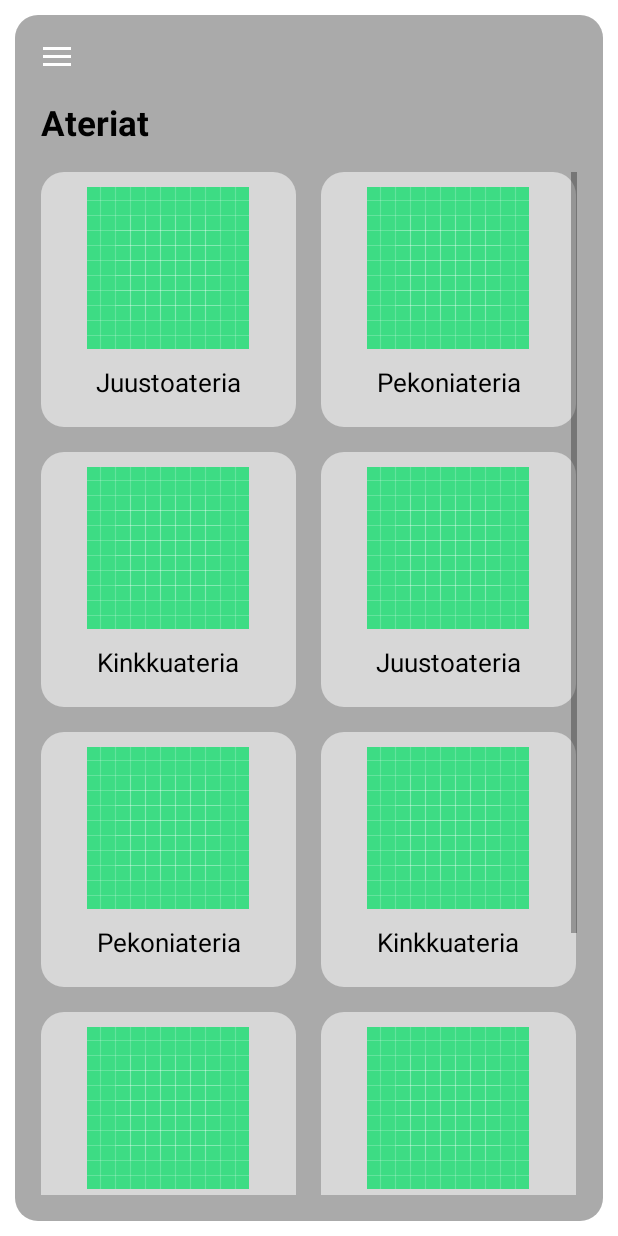
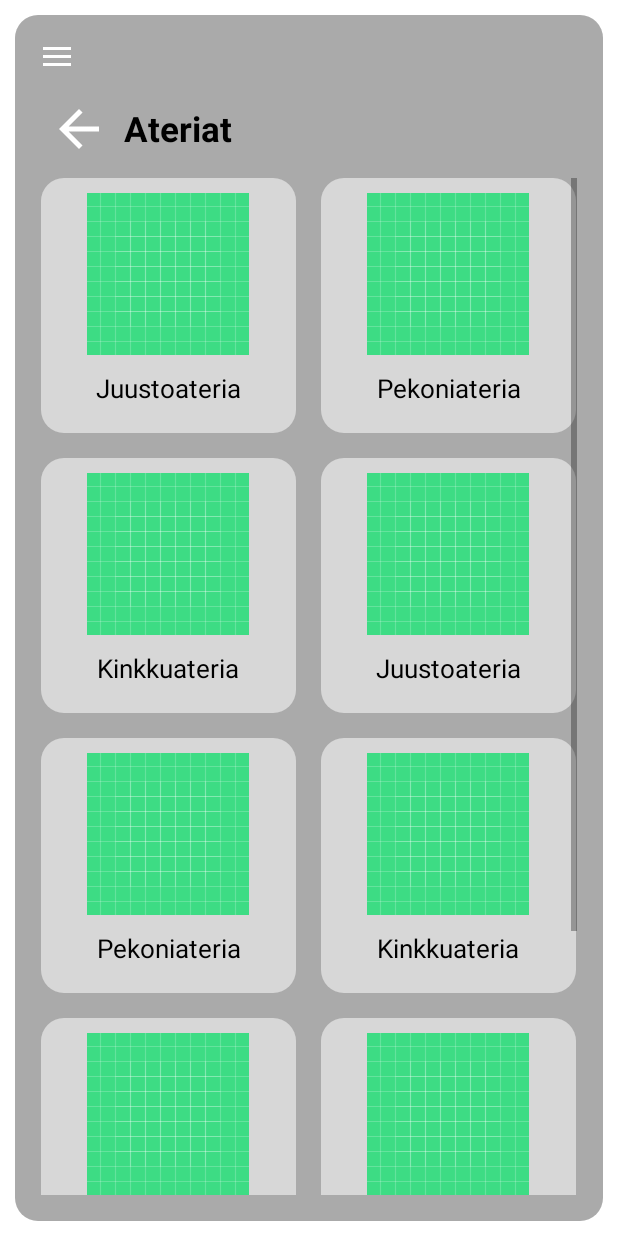
Before and after one commit to roopeh/hamburger-app, an Android app: the fragment ProductsFragment placed in its activity, after a tap on "Ateriat", on a phone screen of 412 x 824 dp. Run offline under Robolectric (Android 15) with nearby library versions, the phone set to English and light mode, and no system bars.

Commit message:
Products are done

```diff
--- a/client/app/src/main/java/com/example/hamburger/MainActivity.java
+++ b/client/app/src/main/java/com/example/hamburger/MainActivity.java
@@ -23,9 +23,9 @@ public class MainActivity extends AppCompatActivity
     private User _user = null;
     // Menu related
     private DrawerLayout mDrawerLayout;
-    Toolbar toolbar;
+    private Toolbar toolbar;
     private CharSequence mTitle;
-    androidx.appcompat.app.ActionBarDrawerToggle mDrawerToggle;
+    private androidx.appcompat.app.ActionBarDrawerToggle mDrawerToggle;
 
     public void setUser(String name, String pass) {
         _user = new User(name, pass);
--- /dev/null
+++ b/client/app/src/main/java/com/example/hamburger/Meal.java
@@ -0,0 +1,13 @@
+package com.example.hamburger;
+
+public class Meal extends Product {
+
+    public Meal(String name) {
+        super(name);
+    }
+
+    @Override
+    public boolean isMeal() {
+        return true;
+    }
+}
--- /dev/null
+++ b/client/app/src/main/java/com/example/hamburger/Product.java
@@ -0,0 +1,26 @@
+package com.example.hamburger;
+
+public class Product {
+    final private String _name;
+    private double _price = 0.0f;
+
+    public Product(String name) {
+        _name = name;
+    }
+
+    final public String getName() {
+        return _name;
+    }
+
+    public void setPrice(double price) {
+        _price = price;
+    }
+
+    final public double getPrice() {
+        return _price;
+    }
+
+    public boolean isMeal() {
+        return false;
+    }
+}
--- a/client/app/src/main/java/com/example/hamburger/ProductsFragment.java
+++ b/client/app/src/main/java/com/example/hamburger/ProductsFragment.java
@@ -38,8 +38,8 @@ public class ProductsFragment extends Fragment {
 }
 
 class ProductsMainGridAdapter extends BaseAdapter {
-    Context _context;
-    List<String> _content;
+    final private Context _context;
+    final private List<String> _content;
 
     public ProductsMainGridAdapter(Context context, List<String> content) {
         _context = context;
--- a/client/app/src/main/java/com/example/hamburger/ProductsListFragment.java
+++ b/client/app/src/main/java/com/example/hamburger/ProductsListFragment.java
@@ -7,15 +7,17 @@ import android.view.View;
 import android.view.ViewGroup;
 import android.widget.BaseAdapter;
 import android.widget.GridView;
+import android.widget.ImageButton;
 import android.widget.TextView;
 
 import java.util.ArrayList;
 import java.util.List;
+import java.util.Objects;
 
 import androidx.fragment.app.Fragment;
 
 public class ProductsListFragment extends Fragment {
-    int _category;
+    final private int _category;
 
     final public static int CATEGORY_HAMBURGER = 0;
     final public static int CATEGORY_MEAL = 1;
@@ -28,38 +30,44 @@ public class ProductsListFragment extends Fragment {
     public View onCreateView(LayoutInflater inflater, ViewGroup container, Bundle savedInstanceState) {
         View rootView = inflater.inflate(R.layout.fragment_products_list, container, false);
         TextView header = rootView.findViewById(R.id.productsListHeader);
-        List<String> content = new ArrayList<>();
+        List<Product> content = new ArrayList<>();
 
         // Create content
         if (_category == CATEGORY_MEAL) {
             header.setText("Ateriat");
             for (int i = 0; i < 3; ++i) {
-                content.add("Juustoateria");
-                content.add("Pekoniateria");
-                content.add("Kinkkuateria");
+                content.add(new Meal("Juustoateria"));
+                content.add(new Meal("Pekoniateria"));
+                content.add(new Meal("Kinkkuateria"));
             }
         } else {
             header.setText("Hampurilaiset");
             for (int i = 0; i < 3; ++i) {
-                content.add("Juusto");
-                content.add("Pekoni");
-                content.add("Kinkku");
+                content.add(new Product("Juusto"));
+                content.add(new Product("Pekoni"));
+                content.add(new Product("Kinkku"));
             }
         }
 
         GridView grid = rootView.findViewById(R.id.productsListGrid);
         ProductsListGridAdapter adapter = new ProductsListGridAdapter(getContext(), content);
         grid.setAdapter(adapter);
-        //grid.setOnItemClickListener((parent, view, position, id) -> Objects.requireNonNull((MainActivity)getActivity()).loadFragment(new Product()));
+        grid.setOnItemClickListener((parent, view, position, id) -> {
+            final Product product = (Product)parent.getItemAtPosition(position);
+            Objects.requireNonNull((MainActivity)getActivity()).loadFragment(new ProductsInfoFragment(product));
+        });
+
+        ImageButton returnButton = rootView.findViewById(R.id.productsListBackButton);
+        returnButton.setOnClickListener(v -> Objects.requireNonNull((MainActivity)getActivity()).loadFragment(new ProductsFragment()));
         return rootView;
     }
 }
 
 class ProductsListGridAdapter extends BaseAdapter {
-    Context _context;
-    List<String> _content;
+    final private Context _context;
+    final private List<Product> _content;
 
-    public ProductsListGridAdapter(Context context, List<String> content) {
+    public ProductsListGridAdapter(Context context, List<Product> content) {
         _context = context;
         _content = content;
     }
@@ -88,7 +96,7 @@ class ProductsListGridAdapter extends BaseAdapter {
 
         // Product name
         TextView name = view.findViewById(R.id.productsListGridText);
-        name.setText(_content.get(position));
+        name.setText(_content.get(position).getName());
         return view;
     }
 }
--- a/client/app/src/main/java/com/example/hamburger/RestaurantFragment.java
+++ b/client/app/src/main/java/com/example/hamburger/RestaurantFragment.java
@@ -41,7 +41,7 @@ public class RestaurantFragment extends Fragment {
         restaurantList.setAdapter(test);
 
         restaurantList.setOnItemClickListener((parent, view, position, id) -> {
-            Restaurant res = (Restaurant)parent.getItemAtPosition(position);
+            final Restaurant res = (Restaurant)parent.getItemAtPosition(position);
             Objects.requireNonNull(((MainActivity)getActivity())).loadFragment(new RestaurantInfoFragment(res));
         });
         return rootView;
@@ -49,8 +49,8 @@ public class RestaurantFragment extends Fragment {
 }
 
 class RestaurantListAdapter extends BaseAdapter {
-    Context _context;
-    List<Restaurant> _list;
+    final private Context _context;
+    final private List<Restaurant> _list;
 
     public RestaurantListAdapter(Context cont, List<Restaurant> list) {
         _context = cont;
--- /dev/null
+++ b/client/app/src/main/res/drawable/products_info_spinner.xml
@@ -0,0 +1,5 @@
+<?xml version="1.0" encoding="utf-8"?>
+<shape xmlns:android="http://schemas.android.com/apk/res/android"
+    android:shape="rectangle">
+    <solid android:color="@color/white" />
+</shape>
--- a/client/app/src/main/res/layout/fragment_products_list.xml
+++ b/client/app/src/main/res/layout/fragment_products_list.xml
@@ -11,10 +11,27 @@
     android:paddingBottom="@dimen/content_padding_bottom"
     android:background="@drawable/rounded_main">
 
+    <ImageButton
+        android:id="@+id/productsListBackButton"
+        android:background="@android:color/transparent"
+        android:src="@drawable/back_button"
+        android:layout_width="wrap_content"
+        android:layout_height="wrap_content"
+        android:layout_alignParentStart="true"
+        android:layout_marginStart="5dp"
+        android:maxWidth="40dp"
+        android:maxHeight="40dp"
+        android:adjustViewBounds="true"
+        android:scaleType="fitCenter"
+        android:contentDescription="Return" />
+
     <TextView
         android:id="@+id/productsListHeader"
         android:layout_width="wrap_content"
         android:layout_height="wrap_content"
+        android:layout_marginStart="@dimen/background_padding_side"
+        android:layout_marginTop="4dp"
+        android:layout_toEndOf="@id/productsListBackButton"
         android:theme="@style/DefaultHeaderStyle"
         android:text="" />
 
```
Also changed, not shown: client/app/src/main/java/com/example/hamburger/ProductsInfoFragment.java (added, +74 -0 lines), client/app/src/main/res/layout/fragment_products_info.xml (added, +235 -0 lines), client/app/src/main/res/values/strings.xml (+15 -0 lines).
